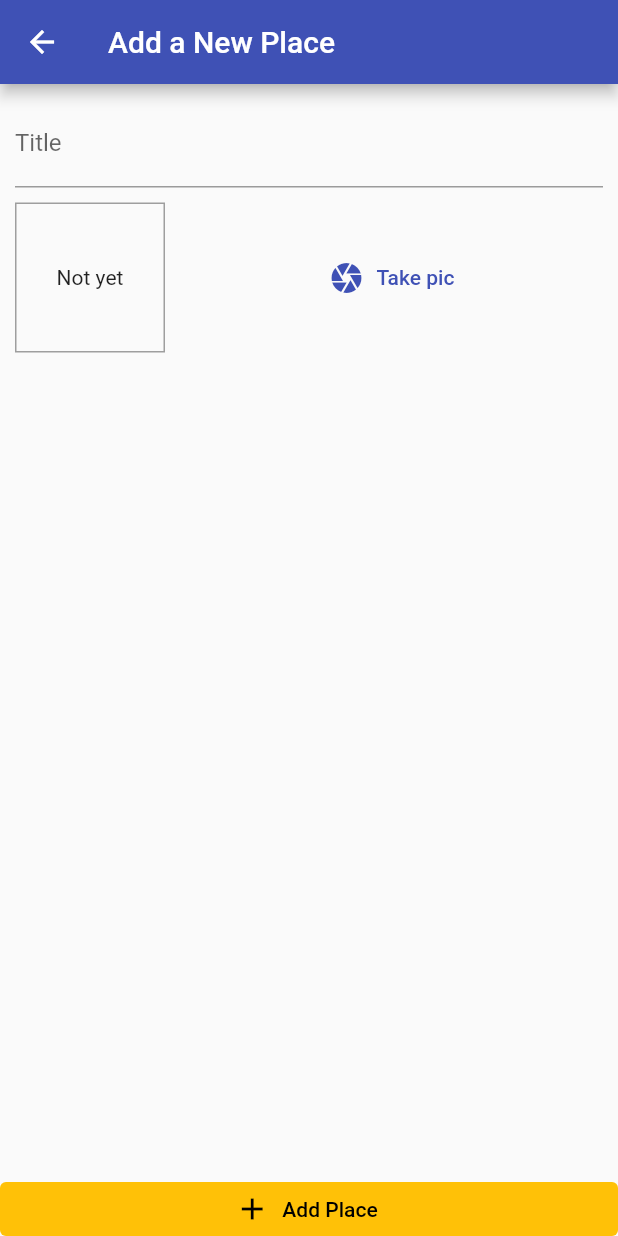
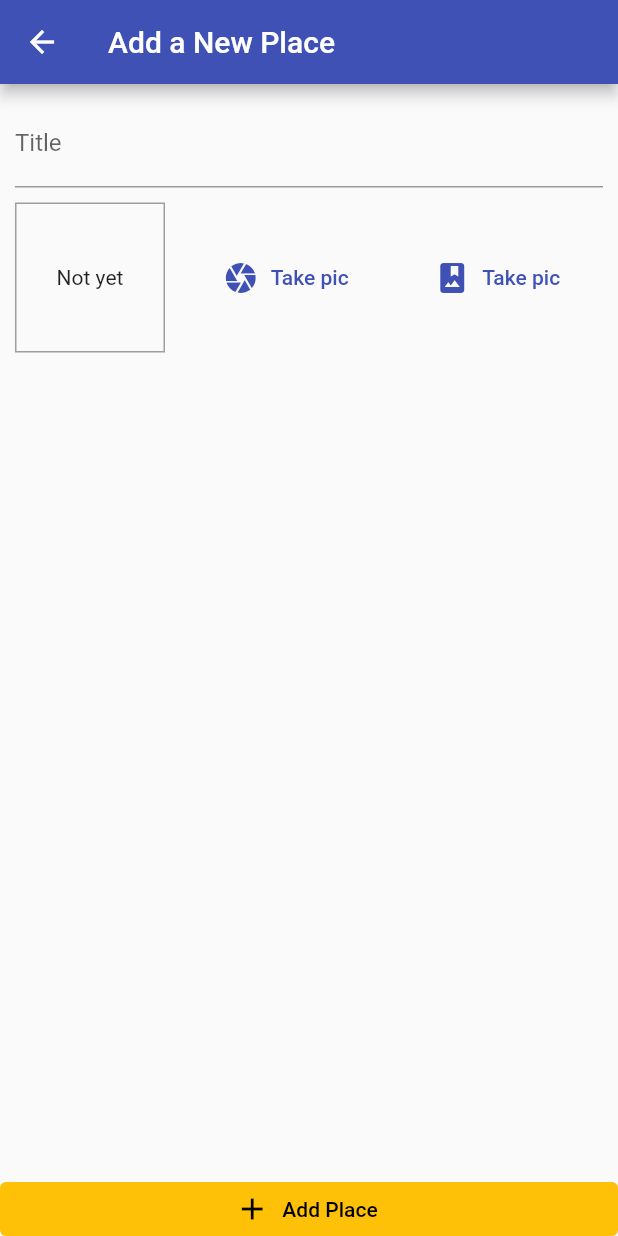
Before and after one commit to MostafaAmin0/great_places, a Flutter app: the AddPlaceScreen screen opened by its route, after a tap on "Take pic", on a phone screen of 412 x 824 dp. Run offline on Flutter 3.47's test engine with Material 2 defaults, Android fonts, the phone set to English and light mode, and no system bars; our stand-ins replace image_picker.

Commit message:
image picker package

```diff
--- a/lib/widgets/image_input.dart
+++ b/lib/widgets/image_input.dart
@@ -1,6 +1,7 @@
 import 'dart:io';
 
 import "package:flutter/material.dart";
+import 'package:image_picker/image_picker.dart';
 
 class ImageInput extends StatefulWidget {
   const ImageInput({Key? key}) : super(key: key);
@@ -11,6 +12,22 @@ class ImageInput extends StatefulWidget {
 
 class _ImageInputState extends State<ImageInput> {
   File? _storedImage;
+
+  Future<void> _takePicture() async {
+    final imagePicker = ImagePicker();
+    final imageFile = await imagePicker.pickImage(
+      source: ImageSource.camera,
+      maxWidth: 600,
+    );
+  }
+
+  Future<void> _selectFromAlbum() async {
+    final imagePicker = ImagePicker();
+    final imageFile = await imagePicker.pickImage(
+      source: ImageSource.gallery,
+      maxWidth: 600,
+    );
+  }
 
   @override
   Widget build(BuildContext context) {
@@ -39,8 +56,15 @@ class _ImageInputState extends State<ImageInput> {
         ),
         Expanded(
           child: TextButton.icon(
-            onPressed: () {},
+            onPressed: _takePicture,
             icon: const Icon(Icons.camera),
+            label: const Text('Take pic'),
+          ),
+        ),
+        Expanded(
+          child: TextButton.icon(
+            onPressed: _selectFromAlbum,
+            icon: const Icon(Icons.photo_album),
             label: const Text('Take pic'),
           ),
         ),
--- a/pubspec.yaml
+++ b/pubspec.yaml
@@ -30,7 +30,7 @@ dependencies:
   flutter:
     sdk: flutter
 
-
+  image_picker: ^0.8.4+4
   # The following adds the Cupertino Icons font to your application.
   # Use with the CupertinoIcons class for iOS style icons.
   cupertino_icons: ^1.0.2
```
Also changed, not shown: pubspec.lock.
